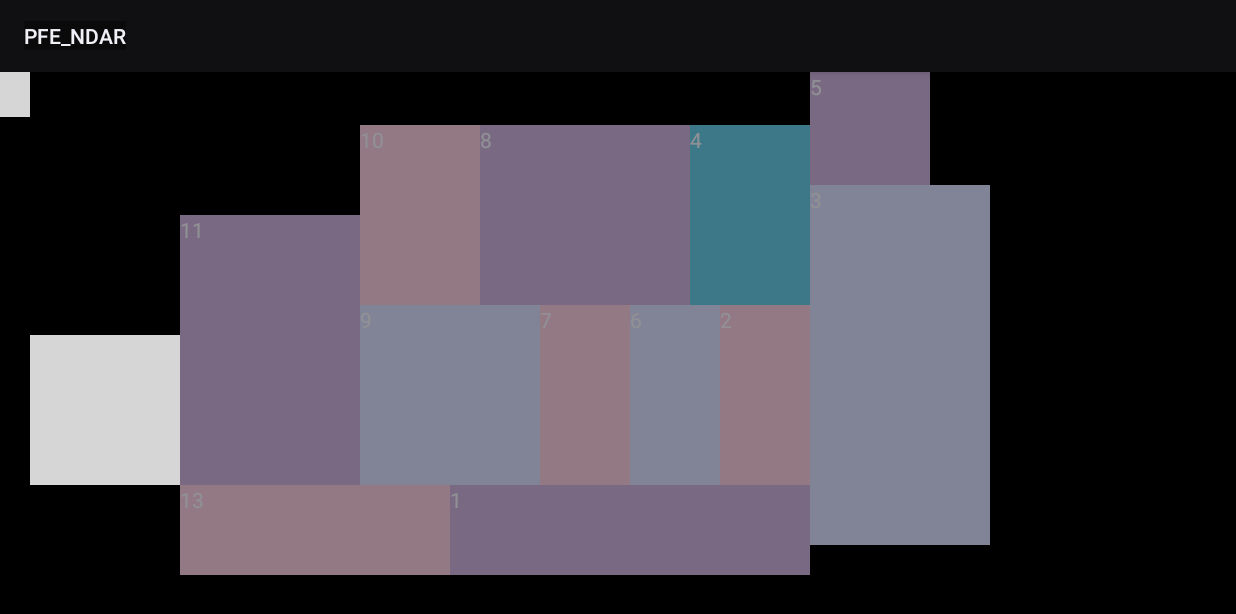
After one commit to AmandineMroad/PFE_NDAR, an Android app: the MapActivity screen opened directly, with no data from a screen before it, on a phone screen of 824 x 412 dp (held sideways). The commit adds this screen. Shown: the top 614 px of the screen. Run offline under Robolectric (Android 15) with nearby library versions, the phone set to English and light mode, and no system bars; 2 statements that could not run were skipped; grey boxes are pictures that could not be loaded.

Commit message:
FIRST _ MapActivity
Ajout de l'activité carte et de ses layouts;
Gestion des flags commencée;

Ajout layout pour activité menu (à créer);

Ajout MapTools et PopUp

```diff
--- a/app/build.gradle
+++ b/app/build.gradle
@@ -24,4 +24,5 @@ dependencies {
     testCompile 'junit:junit:4.12'
     compile 'com.android.support:appcompat-v7:23.1.1'
     compile 'com.android.support:design:23.1.1'
+    compile 'com.android.support:support-v4:23.1.1'
 }
--- /dev/null
+++ b/app/src/main/java/polytech/pfe_ndar/MapActivity.java
@@ -0,0 +1,33 @@
+package polytech.pfe_ndar;
+
+import android.os.Bundle;
+import android.support.v7.app.AppCompatActivity;
+
+import polytech.pfe_ndar.util.MapTools;
+
+/**
+ * PFE_NDAR _ Polytech Marseille _ 2016
+ * Nicolas DELRIO, Amandine ROGER, IRM 2016
+ */
+public class MapActivity extends AppCompatActivity {
+//TODO redimensionner les images des boutons (map) et image pour plan détaillé
+
+    protected void onCreate(Bundle savedInstanceState){
+        super.onCreate(savedInstanceState);
+        setContentView(R.layout.map_global);
+
+        //map initialization
+        MapTools.initMap(this);
+    }
+
+    protected void onResume(){
+        super.onResume();
+        MapTools.setRoomsFlags();
+    }
+
+    protected void showDial(String message){
+        MapTools.showPopUp(this, message);
+    } //question: utile ?
+
+
+}
--- /dev/null
+++ b/app/src/main/res/layout-land/map_global.xml
@@ -0,0 +1,143 @@
+<?xml version="1.0" encoding="utf-8"?>
+<FrameLayout xmlns:android="http://schemas.android.com/apk/res/android"
+    android:layout_width="match_parent" android:layout_height="match_parent"
+    android:background="#000000">
+
+    <ImageButton
+        android:layout_width="100dp"
+        android:layout_height="100dp"
+        android:id="@+id/room12"
+        android:background="#00ffffff"
+        android:src="@drawable/map_global_room12"
+        android:layout_marginTop="175dp"
+        android:layout_marginLeft="20dp" />
+
+    <Button
+        android:layout_width="120dp"
+        android:layout_height="180dp"
+        android:text="11"
+        android:id="@+id/room11"
+        android:layout_marginLeft="120dp"
+        android:layout_marginTop="95dp"
+        android:background="#c9aeda" />
+
+    <Button
+        android:layout_width="80dp"
+        android:layout_height="120dp"
+        android:text="10"
+        android:id="@+id/room10"
+        android:layout_marginLeft="240dp"
+        android:layout_marginTop="35dp"
+        android:background="#f3c9dc" />
+
+    <Button
+        android:layout_width="180dp"
+        android:layout_height="60dp"
+        android:text="13"
+        android:id="@+id/room13"
+        android:layout_marginLeft="120dp"
+        android:layout_marginTop="275dp"
+        android:background="#f3c9dc" />
+
+    <Button
+        android:layout_width="120dp"
+        android:layout_height="120dp"
+        android:text="9"
+        android:id="@+id/room9"
+        android:layout_marginLeft="240dp"
+        android:layout_marginTop="155dp"
+        android:background="#d7dafa" />
+
+    <Button
+        android:layout_width="240dp"
+        android:layout_height="60dp"
+        android:text="1"
+        android:id="@+id/room1"
+        android:layout_marginLeft="300dp"
+        android:layout_marginTop="275dp"
+        android:background="#c9aeda" />
+
+    <Button
+        android:layout_width="60dp"
+        android:layout_height="120dp"
+        android:text="7"
+        android:id="@+id/room7"
+        android:layout_marginLeft="360dp"
+        android:layout_marginTop="155dp"
+        android:background="#f3c9dc" />
+
+    <Button
+        android:layout_width="140dp"
+        android:layout_height="120dp"
+        android:text="8"
+        android:id="@+id/room8"
+        android:layout_marginLeft="320dp"
+        android:layout_marginTop="35dp"
+        android:background="#c9aeda" />
+
+    <Button
+        android:layout_width="80dp"
+        android:layout_height="120dp"
+        android:text="4"
+        android:id="@+id/room4"
+        android:layout_marginLeft="460dp"
+        android:layout_marginTop="35dp"
+        android:background="#65c8e3" />
+
+    <Button
+        android:layout_width="80dp"
+        android:layout_height="80dp"
+        android:text="5"
+        android:id="@+id/room5"
+        android:layout_marginLeft="540dp"
+        android:layout_marginTop="0dp"
+        android:background="#c9aeda" />
+
+    <Button
+        android:layout_width="120dp"
+        android:layout_height="240dp"
+        android:text="3"
+        android:id="@+id/room3"
+        android:layout_marginLeft="540dp"
+        android:layout_marginTop="75dp"
+        android:background="#d7dafa" />
+
+    <Button
+        android:layout_width="60dp"
+        android:layout_height="120dp"
+        android:text="6"
+        android:id="@+id/room6"
+        android:layout_marginLeft="420dp"
+        android:layout_marginTop="155dp"
+        android:background="#d7dafa" />
+
+    <Button
+        android:layout_width="60dp"
+        android:layout_height="120dp"
+        android:text="2"
+        android:id="@+id/room2"
+        android:layout_marginLeft="480dp"
+        android:layout_marginTop="155dp"
+        android:background="#f3c9dc" />
+
+    <FrameLayout
+        android:layout_width="match_parent"
+        android:layout_height="match_parent">
+
+        <ImageView
+            android:layout_width="20dp"
+            android:layout_height="30dp"
+            android:id="@+id/map_global_flag12"
+            android:background="#00ffffff"
+            android:src="@drawable/flag_red"
+            android:layout_marginLeft="60dp"
+            android:layout_marginTop="195dp" />
+
+        <ImageView
+            android:layout_width="20dp"
+            android:layout_height="30dp"
+            android:id="@+id/map_global_flag_last"
+            android:src="@drawable/flag_last_seen" />
+    </FrameLayout>
+
+</FrameLayout>
--- a/app/src/main/res/values/colors.xml
+++ b/app/src/main/res/values/colors.xml
@@ -3,4 +3,6 @@
     <color name="colorPrimary">#3F51B5</color>
     <color name="colorPrimaryDark">#303F9F</color>
     <color name="colorAccent">#FF4081</color>
+
+    <color name="black_overlay">#66000000</color>
 </resources>
--- a/app/src/main/res/values/styles.xml
+++ b/app/src/main/res/values/styles.xml
@@ -17,4 +17,22 @@
 
     <style name="AppTheme.PopupOverlay" parent="ThemeOverlay.AppCompat.Light" />
 
+    <style name="FullscreenTheme" parent="AppTheme">
+        <item name="android:actionBarStyle">@style/FullscreenActionBarStyle</item>
+        <item name="android:windowActionBarOverlay">true</item>
+        <item name="android:windowBackground">@null</item>
+        <item name="metaButtonBarStyle">?android:attr/buttonBarStyle</item>
+        <item name="metaButtonBarButtonStyle">?android:attr/buttonBarButtonStyle</item>
+    </style>
+
+    <style name="FullscreenActionBarStyle" parent="Widget.AppCompat.ActionBar">
+        <item name="android:background">@color/black_overlay</item>
+    </style>
+
+    <style name="MyAppTheme">
+        <item name="android:background">@color/black_overlay</item>
+        <item name="windowActionBar">false</item>
+        <item name="windowNoTitle">true</item>
+    </style>
+
 </resources>
```
Also changed, not shown: app/src/main/AndroidManifest.xml (+5 -2 lines), app/src/main/java/polytech/pfe_ndar/MainActivity.java (+42 -16 lines), app/src/main/java/polytech/pfe_ndar/object/Flag.java (added, +67 -0 lines), app/src/main/java/polytech/pfe_ndar/object/Piece.java (added, +20 -0 lines), app/src/main/java/polytech/pfe_ndar/object/Room.java (added, +105 -0 lines), app/src/main/res/layout-land/map_room.xml (added, +16 -0 lines), app/src/main/res/layout/activity_main.xml (+0 -16 lines), app/src/main/res/layout/content_main.xml (+12 -1 lines), app/src/main/res/layout/menu.xml (added, +92 -0 lines), app/src/main/res/values/attrs.xml (added, +12 -0 lines), app/src/main/res/values/strings.xml (+11 -0 lines).
